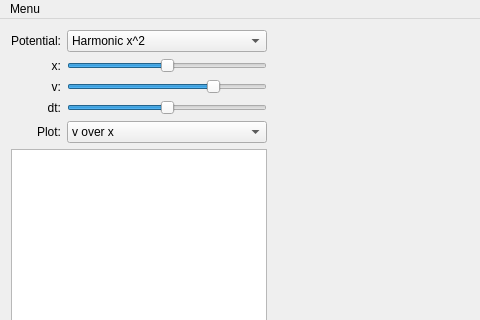
This is mainwindow.ui in Peter-H-Voss/rk4step-qt as Qt 5 draws it before an edit; both pictures show x 0 to 480 and y 0 to 320 of the 800 by 500 pixel window. The edited form follows.
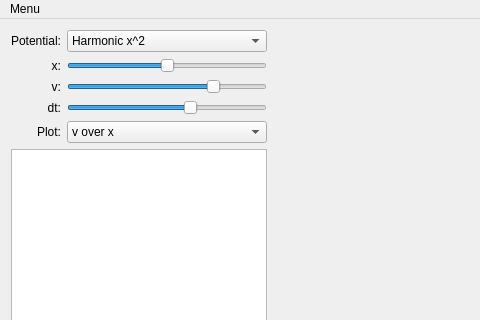
This is the edited form. Custom widgets are drawn as their Qt base class.

Commit message: not tracking Makefile

The edit to the form file:
```diff
--- a/mainwindow.ui
+++ b/mainwindow.ui
@@ -102,7 +102,7 @@
            <number>20</number>
           </property>
           <property name="value">
-           <number>0</number>
+           <number>50</number>
           </property>
           <property name="orientation">
            <enum>Qt::Horizontal</enum>
```
The commit also changes 2 other files.
